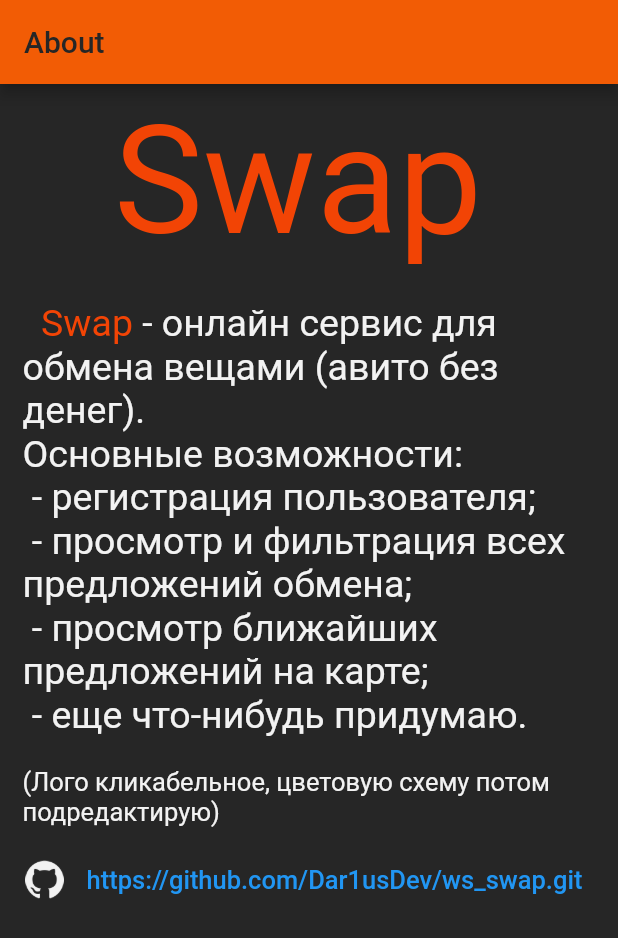
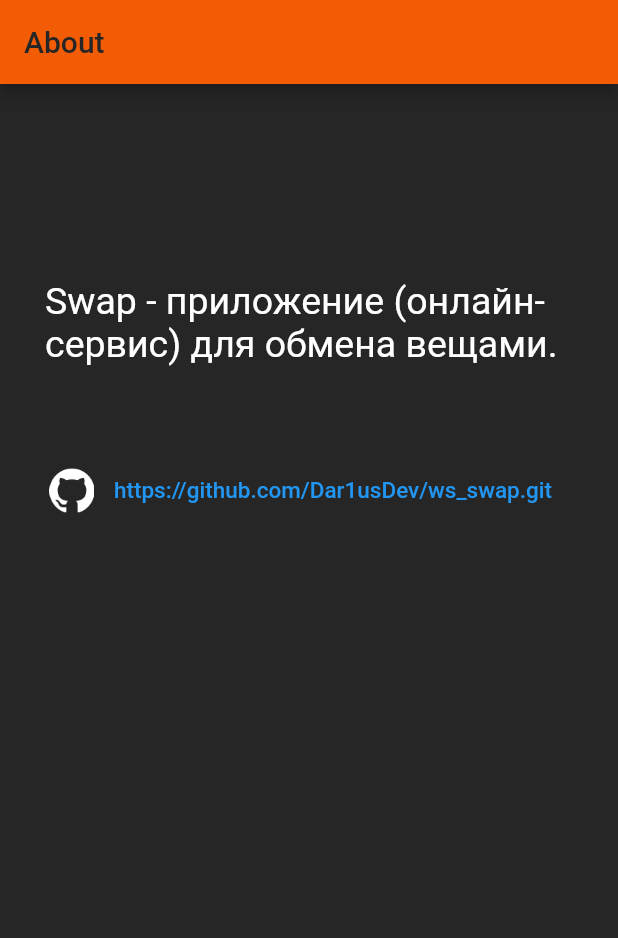
Before and after one commit to Dar1usDev/ws_swap, a Flutter app: the screen it shows after launch, on a phone screen of 412 x 824 dp. Shown: the top 938 px of the screen. Run offline on Flutter 3.47's test engine with Material 2 defaults, Android fonts, the phone set to English and light mode, and no system bars.

Commit message:
Revert "add: logo animation, description, etc;"
This reverts commit b774195dd157f19689c4f2e5866b8b003cd81176.

```diff
--- a/analysis_options.yaml
+++ b/analysis_options.yaml
@@ -22,11 +22,6 @@ linter:
   # `// ignore_for_file: name_of_lint` syntax on the line or in the file
   # producing the lint.
   rules:
-    avoid_print: false
-    constant_identifier_names: false
-    prefer_single_quotes: true
-    always_use_package_imports: true
-    require_trailing_commas: true
     # avoid_print: false  # Uncomment to disable the `avoid_print` rule
     # prefer_single_quotes: true  # Uncomment to enable the `prefer_single_quotes` rule
 
--- a/lib/main.dart
+++ b/lib/main.dart
@@ -1,6 +1,7 @@
 import 'package:flutter/material.dart';
-import 'package:ws_swap/routes/info_page/info_page.dart';
-import 'package:ws_swap/themes/custom_theme.dart';
+
+import 'routes/info_page/InfoPage.dart';
+import 'themes/CustomTheme.dart';
 
 void main() {
   runApp(const MyApp());
--- a/lib/routes/info_page/info_page.dart
+++ b/lib/routes/info_page/InfoPage.dart
@@ -1,8 +1,8 @@
 import 'package:flutter/material.dart';
-import 'package:ws_swap/routes/info_page/widgets/app_description_widget.dart';
+import 'package:ws_swap/routes/info_page/widgets/AppDescriptionWidget.dart';
 
-import 'package:ws_swap/routes/info_page/widgets/github_link_widget.dart';
-import 'package:ws_swap/routes/info_page/widgets/logo_widget.dart';
+import 'package:ws_swap/routes/info_page/widgets/GithubLinkWidget.dart';
+import 'package:ws_swap/routes/info_page/widgets/LogoWidget.dart';
 
 class InfoPage extends StatefulWidget {
   const InfoPage({Key? key, required this.title}) : super(key: key);
--- /dev/null
+++ b/lib/routes/info_page/widgets/AppDescriptionWidget.dart
@@ -0,0 +1,27 @@
+import 'package:flutter/material.dart';
+
+class AppDescriptionWidget extends StatelessWidget {
+  const AppDescriptionWidget({Key? key}) : super(key: key);
+
+  final TextStyle _mainTextStyle = const TextStyle(
+    fontSize: 25,
+    color: Colors.white,
+  );
+
+  final String _appDescription =
+      'Swap - приложение (онлайн-сервис) для обмена вещами.\n ';
+
+  @override
+  Widget build(BuildContext context) {
+    return Container(
+      padding: const EdgeInsets.all(30.0),
+      child: RichText(
+        text: TextSpan(
+          children: <TextSpan>[
+            TextSpan(text: _appDescription, style: _mainTextStyle),
+          ],
+        ),
+      ),
+    );
+  }
+}
--- /dev/null
+++ b/lib/routes/info_page/widgets/GithubLinkWidget.dart
@@ -0,0 +1,49 @@
+import 'package:flutter/material.dart';
+import 'package:url_launcher/url_launcher.dart';
+
+const String _githubLink = 'https://github.com/Dar1usDev/ws_swap.git';
+final Uri _url =
+    Uri.parse(_githubLink); //TODO а можно все класса писать...?????
+
+class GithubLinkWidget extends StatelessWidget {
+  const GithubLinkWidget({Key? key}) : super(key: key);
+
+  @override
+  Widget build(BuildContext context) {
+    return Row(
+      mainAxisAlignment: MainAxisAlignment.center,
+      children: [
+        Image.asset(
+          'assets/icon_github.png',
+          width: 30,
+          height: 30,
+          color: Colors.white,
+        ),
+        Container(
+          width: 5,
+        ),
+        TextButton(
+          onPressed: _launchUrl,
+          child: const SelectableText(
+            _githubLink,
+            style: TextStyle(fontSize: 15),
+          ),
+        ),
+        // у варианта ниже работает onTap
+        // GestureDetector(
+        //   onTap: _launchUrl,
+        //   child: const SelectableText(
+        //     _githubLink,
+        //     style: TextStyle(fontSize: 16),
+        //   ),
+        // ),
+      ],
+    );
+  }
+
+  void _launchUrl() async {
+    if (!await launchUrl(_url, mode: LaunchMode.externalApplication)) {
+      throw 'Could not launch $_url';
+    }
+  }
+}
--- /dev/null
+++ b/lib/routes/info_page/widgets/LogoWidget.dart
@@ -0,0 +1,13 @@
+import 'package:flutter/material.dart';
+
+class LogoWidget extends StatelessWidget {
+  const LogoWidget({Key? key}) : super(key: key);
+
+  @override
+  Widget build(BuildContext context) {
+    return SizedBox(
+      height: 100,
+      child: Row(),
+    );
+  }
+}
--- a/lib/routes/info_page/widgets/app_description_widget.dart
+++ /dev/null
@@ -1,57 +0,0 @@
-import 'package:flutter/material.dart';
-import 'package:ws_swap/themes/custom_colors.dart';
-
-class AppDescriptionWidget extends StatelessWidget {
-  const AppDescriptionWidget({Key? key}) : super(key: key);
-
-  final TextStyle _mainTextStyle = const TextStyle(
-    //TODO вынести style
-    fontSize: 25,
-    color: CustomColors.lightColor,
-  );
-
-  final TextStyle _nameTextStyle = const TextStyle(
-    //TODO вынести style
-    fontSize: 25,
-    color: CustomColors.secondaryColor,
-  );
-
-  final TextStyle _noteTextStyle = const TextStyle(
-    //TODO вынести style
-    fontSize: 17,
-    color: CustomColors.lightColor,
-  );
-
-  final String _appDescription =
-      ' - онлайн сервис для обмена вещами (авито без денег).\n'
-      'Основные возможности:\n'
-      ' - регистрация пользователя;\n'
-      ' - просмотр и фильтрация всех предложений обмена;\n'
-      ' - просмотр ближайших предложений на карте;\n'
-      ' - еще что-нибудь придумаю.\n';
-
-  @override
-  Widget build(BuildContext context) {
-    return Padding(
-      padding: const EdgeInsets.all(15.0),
-      child: RichText(
-        text: TextSpan(
-          children: [
-            TextSpan(
-              text: '  Swap',
-              style: _nameTextStyle,
-            ),
-            TextSpan(
-              text: _appDescription,
-              style: _mainTextStyle,
-            ),
-            TextSpan(
-              text: '\n(Лого кликабельное, цветовую схему потом подредактирую)',
-              style: _noteTextStyle,
-            ),
-          ],
-        ),
-      ),
-    );
-  }
-}
--- a/lib/routes/info_page/widgets/github_link_widget.dart
+++ /dev/null
@@ -1,58 +0,0 @@
-import 'package:flutter/material.dart';
-import 'package:url_launcher/url_launcher.dart';
-import 'package:ws_swap/themes/custom_colors.dart';
-
-const String _githubLink = 'https://github.com/Dar1usDev/ws_swap.git';
-final Uri _url =
-    Uri.parse(_githubLink); //TODO а можно вне класса писать...?????
-
-class GithubLinkWidget extends StatelessWidget {
-  const GithubLinkWidget({Key? key}) : super(key: key);
-
-  @override
-  Widget build(BuildContext context) {
-    return FittedBox(
-      fit: BoxFit.fitWidth,
-      child: Padding(
-        padding: const EdgeInsets.fromLTRB(20.0, 0, 20.0, 0),
-        child: Row(
-          mainAxisAlignment: MainAxisAlignment.center,
-          children: [
-            Image.asset(
-              'assets/icon_github.png',
-              width: 30,
-              height: 30,
-              color: CustomColors.lightColor,
-            ),
-            Padding(
-              padding: const EdgeInsets.fromLTRB(10, 0, 0, 0),
-              child: TextButton(
-                onPressed: _launchUrl,
-                child: const Text(
-                  _githubLink,
-                  textAlign: TextAlign.justify,
-                  //maxLines: 1,
-                  style: TextStyle(fontSize: 20),
-                ),
-              ),
-            ),
-            //TODO у GestureDetector не работает onTap
-            // GestureDetector(
-            //   onTap: _launchUrl,
-            //   child: const SelectableText(
-            //     _githubLink,
-            //     style: TextStyle(fontSize: 16),
-            //   ),
-            // ),
-          ],
-        ),
-      ),
-    );
-  }
-
-  void _launchUrl() async {
-    if (!await launchUrl(_url, mode: LaunchMode.externalApplication)) {
-      throw 'Could not launch $_url';
-    }
-  }
-}
--- a/lib/routes/info_page/widgets/logo_widget.dart
+++ /dev/null
@@ -1,67 +0,0 @@
-import 'package:flutter/material.dart';
-import 'package:ws_swap/themes/custom_colors.dart';
-
-class LogoWidget extends StatefulWidget {
-  const LogoWidget({Key? key}) : super(key: key);
-
-  @override
-  State<LogoWidget> createState() => _LogoWidgetState();
-}
-
-class _LogoWidgetState extends State<LogoWidget> {
-  final TextStyle _logoTextStyle = const TextStyle(
-    //TODO вынести style куда-нибудь
-    fontSize: 100,
-    color: CustomColors.secondaryColor,
-  );
-
-  late List<double?> _logoPaddings;
-
-  late double screenWidth;
-
-  bool _reverse = false;
-
-  bool built = false;
-
-  void _changeLogo() {
-    setState(() {
-      _reverse = _reverse ? false : true;
-      _logoPaddings = _reverse
-          ? [screenWidth / 2, screenWidth / 2 - 110]
-          : [screenWidth / 2 - 135, screenWidth / 2];
-    });
-  }
-
-  @override
-  Widget build(BuildContext context) {
-    screenWidth = MediaQuery.of(context).size.width;
-    if (!built) {
-      _logoPaddings = [screenWidth / 2 - 135, screenWidth / 2];
-      built = true;
-    }
-    return GestureDetector(
-      onTap: _changeLogo,
-      child: Padding(
-        padding: const EdgeInsets.all(5.0),
-        child: SizedBox(
-          height: 120,
-          child: Stack(
-            alignment: AlignmentDirectional.center,
-            children: [
-              AnimatedPositioned(
-                left: _logoPaddings[0],
-                duration: const Duration(milliseconds: 500),
-                child: Text('Sw', style: _logoTextStyle),
-              ),
-              AnimatedPositioned(
-                left: _logoPaddings[1],
-                duration: const Duration(milliseconds: 500),
-                child: Text('ap', style: _logoTextStyle),
-              ),
-            ],
-          ),
-        ),
-      ),
-    );
-  }
-}
--- /dev/null
+++ b/lib/themes/CustomColors.dart
@@ -0,0 +1,7 @@
+import 'package:flutter/material.dart';
+
+//Theme colors
+const Color primaryColor = Color(0xFF262626);
+const Color accentColor = Color(0xFFF25C05);
+const Color secondaryColor = Color(0xFFF24405);
+const Color lightColor = Color(0xFFF2F2F2);
--- /dev/null
+++ b/lib/themes/CustomTheme.dart
@@ -0,0 +1,33 @@
+import 'package:flutter/material.dart';
+
+import 'CustomColors.dart';
+
+/// App theme
+class CustomTheme {
+  static ThemeData get darkTheme {
+    return ThemeData(
+        primaryColor: primaryColor,
+        scaffoldBackgroundColor: primaryColor,
+        fontFamily: 'Montserrat',
+        textTheme: ThemeData.dark().textTheme,
+        appBarTheme: const AppBarTheme(
+            color: accentColor, foregroundColor: primaryColor),
+        buttonTheme: ButtonThemeData(
+          shape:
+              RoundedRectangleBorder(borderRadius: BorderRadius.circular(18.0)),
+          buttonColor: accentColor,
+        ));
+  }
+
+// static ThemeData get lightTheme {
+//   return ThemeData(
+//       primaryColor: Colors.orange,
+//       scaffoldBackgroundColor: Colors.white,
+//       fontFamily: 'Montserrat',
+//       buttonTheme: ButtonThemeData(
+//         shape:
+//             RoundedRectangleBorder(borderRadius: BorderRadius.circular(18.0)),
+//         buttonColor: Colors.orange.shade300,
+//       ));
+// }
+}
--- a/lib/themes/custom_colors.dart
+++ /dev/null
@@ -1,9 +0,0 @@
-import 'package:flutter/material.dart';
-
-//Theme colors
-class CustomColors {
-  static const Color primaryColor = Color(0xFF262626);
-  static const Color accentColor = Color(0xFFF25C05);
-  static const Color secondaryColor = Color(0xFFF24405);
-  static const Color lightColor = Color(0xFFF2F2F2);
-}
--- a/lib/themes/custom_theme.dart
+++ /dev/null
@@ -1,36 +0,0 @@
-import 'package:flutter/material.dart';
-import 'package:ws_swap/themes/custom_colors.dart';
-
-/// App theme
-class CustomTheme {
-  static ThemeData get darkTheme {
-    return ThemeData(
-      primaryColor: CustomColors.primaryColor,
-      scaffoldBackgroundColor: CustomColors.primaryColor,
-      fontFamily: 'Montserrat',
-      textTheme: ThemeData.dark().textTheme,
-      appBarTheme: const AppBarTheme(
-        color: CustomColors.accentColor,
-        foregroundColor: CustomColors.primaryColor,
-      ),
-      buttonTheme: ButtonThemeData(
-        shape:
-            RoundedRectangleBorder(borderRadius: BorderRadius.circular(18.0)),
-        buttonColor: CustomColors.accentColor,
-      ),
-    );
-  }
-
-//TODO Светлая тема
-// static ThemeData get lightTheme {
-//   return ThemeData(
-//       primaryColor: Colors.orange,
-//       scaffoldBackgroundColor: Colors.white,
-//       fontFamily: 'Montserrat',
-//       buttonTheme: ButtonThemeData(
-//         shape:
-//             RoundedRectangleBorder(borderRadius: BorderRadius.circular(18.0)),
-//         buttonColor: Colors.orange.shade300,
-//       ));
-// }
-}
```
